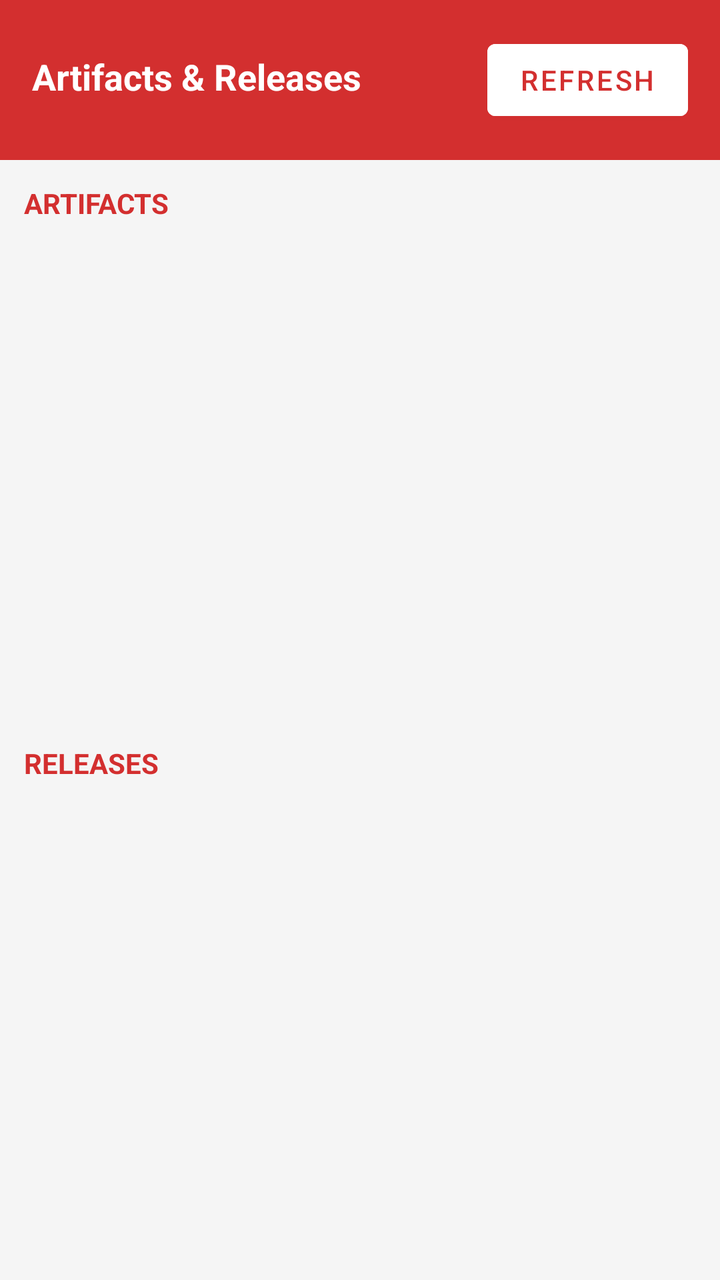
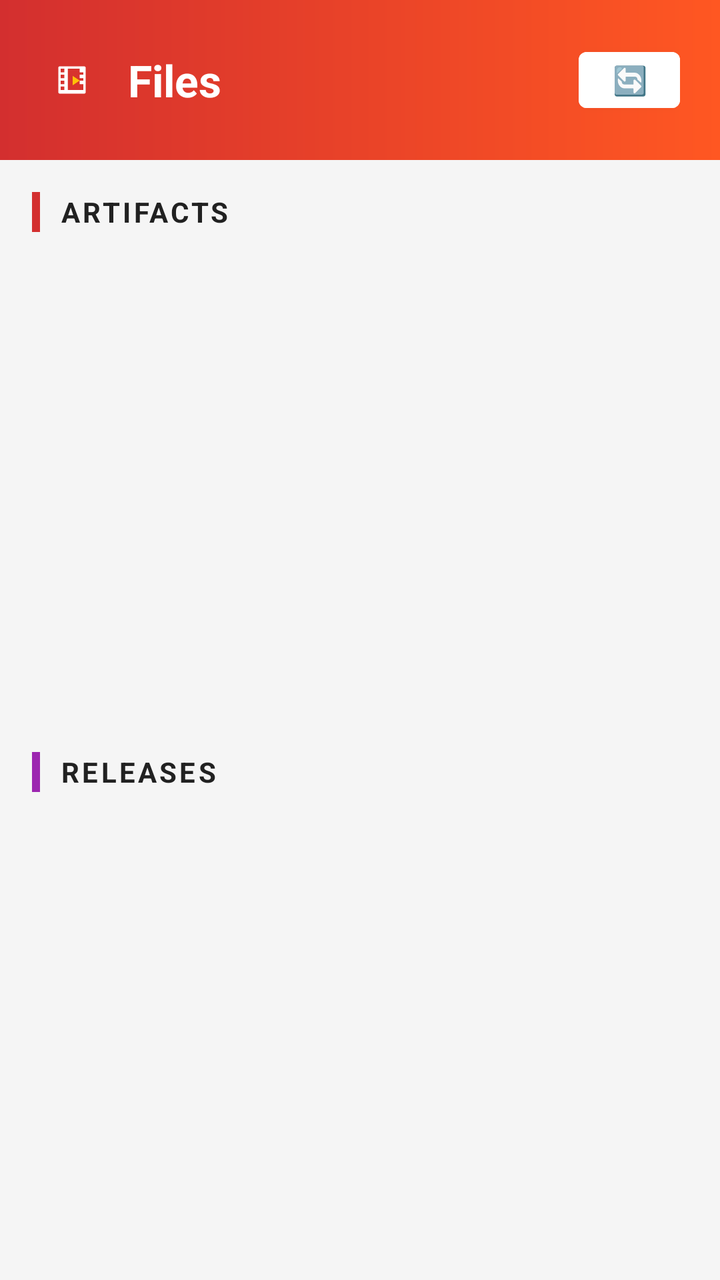

An Android layout rendered at two revisions. The XML below is the earlier revision; the diff shows what the commit changed to produce the second picture.
<!-- AndroidManifest.xml: application theme Theme.YadPipeline -->
<!-- res/layout/activity_files.xml -->
<?xml version="1.0" encoding="utf-8"?>
<LinearLayout xmlns:android="http://schemas.android.com/apk/res/android"
    android:layout_width="match_parent" android:layout_height="match_parent"
    android:orientation="vertical" android:background="#F5F5F5">

    <LinearLayout android:layout_width="match_parent"
        android:layout_height="wrap_content" android:orientation="horizontal"
        android:padding="16dp" android:background="#D32F2F">

        <TextView android:layout_width="0dp" android:layout_height="wrap_content"
            android:layout_weight="1" android:text="Artifacts &amp; Releases"
            android:textSize="18sp" android:textStyle="bold" android:textColor="#FFFFFF" />

        <Button android:id="@+id/btnRefresh"
            android:layout_width="wrap_content" android:layout_height="wrap_content"
            android:text="Refresh" android:backgroundTint="#FFFFFF"
            android:textColor="#D32F2F" />
    </LinearLayout>

    <ProgressBar android:id="@+id/progressBar"
        android:layout_width="wrap_content" android:layout_height="wrap_content"
        android:layout_gravity="center" android:visibility="gone" />

    <TextView android:layout_width="match_parent" android:layout_height="wrap_content"
        android:text="ARTIFACTS" android:textStyle="bold"
        android:padding="12dp" android:textColor="#D32F2F" />

    <androidx.recyclerview.widget.RecyclerView
        android:id="@+id/recyclerArtifacts"
        android:layout_width="match_parent" android:layout_height="0dp"
        android:layout_weight="1" />

    <TextView android:layout_width="match_parent" android:layout_height="wrap_content"
        android:text="RELEASES" android:textStyle="bold"
        android:padding="12dp" android:textColor="#D32F2F" />

    <androidx.recyclerview.widget.RecyclerView
        android:id="@+id/recyclerReleases"
        android:layout_width="match_parent" android:layout_height="0dp"
        android:layout_weight="1" />
</LinearLayout>
<!-- resources referenced by this layout -->
<resources>
  <style name="Theme.YadPipeline" parent="Theme.MaterialComponents.DayNight.NoActionBar">
          <item name="colorPrimary">@color/brand_primary</item>
          <item name="colorPrimaryDark">@color/brand_dark</item>
          <item name="colorAccent">@color/brand_accent</item>
          <item name="android:windowBackground">@color/bg_light</item>
          <item name="android:statusBarColor">@color/brand_dark</item>
      </style>
  <color name="brand_primary">#D32F2F</color>
  <color name="brand_dark">#9A0007</color>
  <color name="brand_accent">#FFC107</color>
  <color name="bg_light">#F5F5F5</color>
</resources>

<!-- the commit's change to res/layout/activity_files.xml (unified diff, before → after) -->
@@ -1,41 +1,113 @@
 <?xml version="1.0" encoding="utf-8"?>
 <LinearLayout xmlns:android="http://schemas.android.com/apk/res/android"
-    android:layout_width="match_parent" android:layout_height="match_parent"
-    android:orientation="vertical" android:background="#F5F5F5">
+    xmlns:app="http://schemas.android.com/apk/res-auto"
+    android:layout_width="match_parent"
+    android:layout_height="match_parent"
+    android:orientation="vertical"
+    android:background="@color/bg_light">
 
-    <LinearLayout android:layout_width="match_parent"
-        android:layout_height="wrap_content" android:orientation="horizontal"
-        android:padding="16dp" android:background="#D32F2F">
+    
+    <LinearLayout
+        android:layout_width="match_parent"
+        android:layout_height="wrap_content"
+        android:orientation="horizontal"
+        android:padding="20dp"
+        android:background="@drawable/header_gradient"
+        android:gravity="center_vertical">
 
-        <TextView android:layout_width="0dp" android:layout_height="wrap_content"
-            android:layout_weight="1" android:text="Artifacts &amp; Releases"
-            android:textSize="18sp" android:textStyle="bold" android:textColor="#FFFFFF" />
+        <ImageView
+            android:layout_width="32dp"
+            android:layout_height="32dp"
+            android:src="@drawable/ic_launcher_foreground"
+            android:contentDescription="Logo" />
 
-        <Button android:id="@+id/btnRefresh"
-            android:layout_width="wrap_content" android:layout_height="wrap_content"
-            android:text="Refresh" android:backgroundTint="#FFFFFF"
-            android:textColor="#D32F2F" />
+        <TextView
+            android:layout_width="0dp"
+            android:layout_height="wrap_content"
+            android:layout_weight="1"
+            android:text="Files"
+            android:textSize="22sp"
+            android:textStyle="bold"
+            android:textColor="#FFFFFF"
+            android:layout_marginStart="12dp" />
+
+        <Button
+            android:id="@+id/btnRefresh"
+            android:layout_width="wrap_content"
+            android:layout_height="40dp"
+            android:text="🔄"
+            android:minWidth="0dp"
+            android:paddingHorizontal="16dp"
+            android:backgroundTint="#FFFFFF"
+            android:textColor="@color/brand_primary" />
     </LinearLayout>
 
-    <ProgressBar android:id="@+id/progressBar"
-        android:layout_width="wrap_content" android:layout_height="wrap_content"
-        android:layout_gravity="center" android:visibility="gone" />
+    <ProgressBar
+        android:id="@+id/progressBar"
+        android:layout_width="wrap_content"
+        android:layout_height="wrap_content"
+        android:layout_gravity="center"
+        android:visibility="gone"
+        android:layout_marginTop="16dp"
+        android:indeterminateTint="@color/brand_primary" />
 
-    <TextView android:layout_width="match_parent" android:layout_height="wrap_content"
-        android:text="ARTIFACTS" android:textStyle="bold"
-        android:padding="12dp" android:textColor="#D32F2F" />
+    
+    <LinearLayout
+        android:layout_width="match_parent"
+        android:layout_height="wrap_content"
+        android:orientation="horizontal"
+        android:padding="16dp"
+        android:gravity="center_vertical">
+
+        <View android:layout_width="4dp" android:layout_height="20dp"
+            android:background="@color/brand_primary" />
+
+        <TextView
+            android:layout_width="wrap_content"
+            android:layout_height="wrap_content"
+            android:text="ARTIFACTS"
+            android:textStyle="bold"
+            android:textSize="14sp"
+            android:textColor="@color/text_primary"
+            android:layout_marginStart="10dp"
+            android:letterSpacing="0.1" />
+    </LinearLayout>
 
     <androidx.recyclerview.widget.RecyclerView
         android:id="@+id/recyclerArtifacts"
-        android:layout_width="match_parent" android:layout_height="0dp"
-        android:layout_weight="1" />
+        android:layout_width="match_parent"
+        android:layout_height="0dp"
+        android:layout_weight="1"
+        android:paddingStart="12dp"
+        android:paddingEnd="12dp" />
 
-    <TextView android:layout_width="match_parent" android:layout_height="wrap_content"
-        android:text="RELEASES" android:textStyle="bold"
-        android:padding="12dp" android:textColor="#D32F2F" />
+    
+    <LinearLayout
+        android:layout_width="match_parent"
+        android:layout_height="wrap_content"
+        android:orientation="horizontal"
+        android:padding="16dp"
+        android:gravity="center_vertical">
+
+        <View android:layout_width="4dp" android:layout_height="20dp"
+            android:background="@color/purple" />
+
+        <TextView
+            android:layout_width="wrap_content"
+            android:layout_height="wrap_content"
+            android:text="RELEASES"
+            android:textStyle="bold"
+            android:textSize="14sp"
+            android:textColor="@color/text_primary"
+            android:layout_marginStart="10dp"
+            android:letterSpacing="0.1" />
+    </LinearLayout>
 
     <androidx.recyclerview.widget.RecyclerView
         android:id="@+id/recyclerReleases"
-        android:layout_width="match_parent" android:layout_height="0dp"
-        android:layout_weight="1" />
+        android:layout_width="match_parent"
+        android:layout_height="0dp"
+        android:layout_weight="1"
+        android:paddingStart="12dp"
+        android:paddingEnd="12dp" />
 </LinearLayout>
<!-- resource entries referenced after the edit -->
@@ -8,6 +8,37 @@
           <item name="android:statusBarColor">@color/brand_dark</item>
       </style>
   <color name="brand_primary">#D32F2F</color>
+  <color name="purple">#9C27B0</color>
+  <color name="text_primary">#212121</color>
+  <!-- drawable header_gradient (drawable) -->
+  <?xml version="1.0" encoding="utf-8"?>
+  <shape xmlns:android="http://schemas.android.com/apk/res/android">
+      <gradient
+          android:angle="0"
+          android:startColor="@color/brand_primary"
+          android:endColor="#FF5722"
+          android:type="linear" />
+  </shape>
+  <!-- drawable ic_launcher_foreground (drawable) -->
+  <?xml version="1.0" encoding="utf-8"?>
+  <vector xmlns:android="http://schemas.android.com/apk/res/android"
+      android:width="108dp"
+      android:height="108dp"
+      android:viewportWidth="108"
+      android:viewportHeight="108">
+  
+      
+      <group android:translateX="27" android:translateY="27">
+          <path
+              android:fillColor="#FFFFFF"
+              android:pathData="M6,4 C4.9,4 4,4.9 4,6 L4,48 C4,49.1 4.9,50 6,50 L48,50 C49.1,50 50,49.1 50,48 L50,6 C50,4.9 49.1,4 48,4 Z M14,44 L8,44 L8,38 L14,38 Z M14,34 L8,34 L8,28 L14,28 Z M14,24 L8,24 L8,18 L14,18 Z M14,14 L8,14 L8,8 L14,8 Z M46,44 L20,44 L20,8 L46,8 Z M46,34 L40,34 L40,28 L46,28 Z M46,24 L40,24 L40,18 L46,18 Z M46,14 L40,14 L40,8 L46,8 Z"/>
+  
+          
+          <path
+              android:fillColor="#FFC107"
+              android:pathData="M28,20 L28,36 L40,28 Z"/>
+      </group>
+  </vector>
   <color name="brand_dark">#9A0007</color>
   <color name="brand_accent">#FFC107</color>
   <color name="bg_light">#F5F5F5</color>
